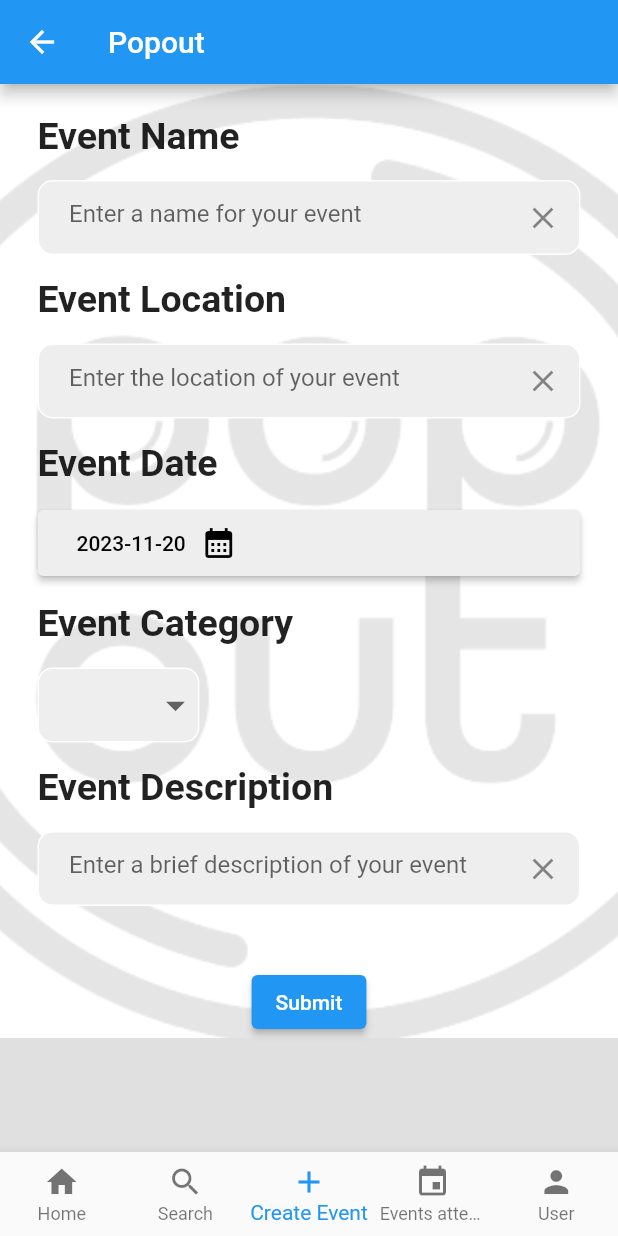
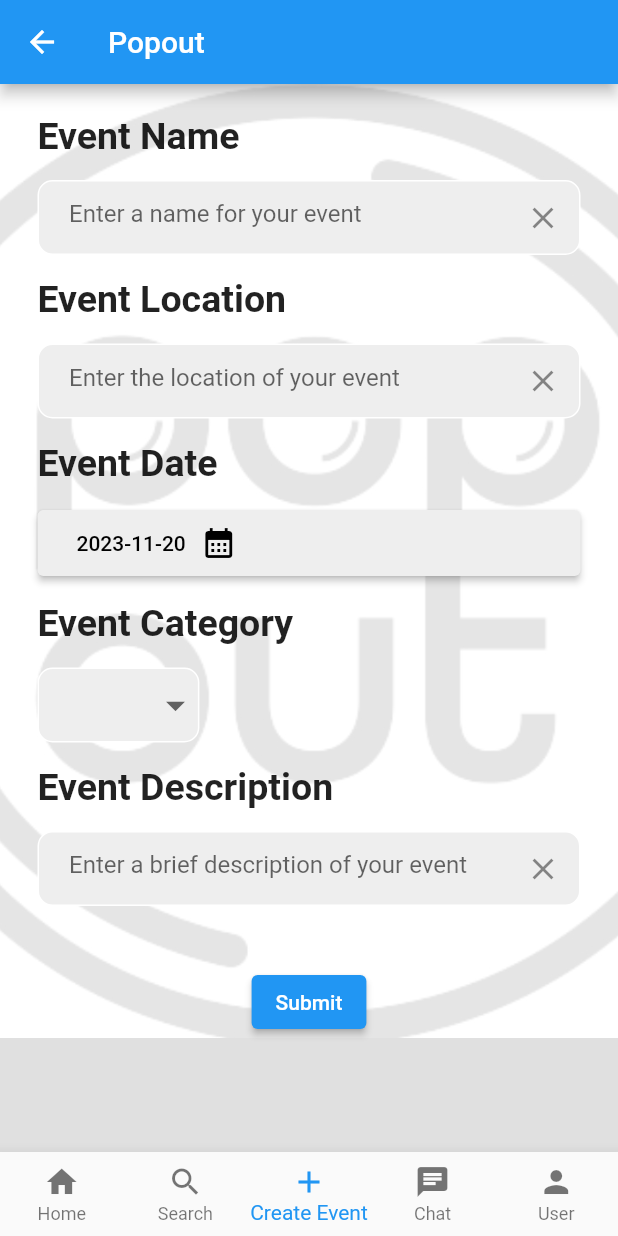
Before and after one commit to danielrr25/EventApp, a Flutter app: the HomePage screen opened directly, item 3 of the bottom bar chosen, on a phone screen of 412 x 824 dp. Run offline on Flutter 3.47's test engine with Material 2 defaults, Android fonts, the phone set to English and light mode, and no system bars; network calls fail.

Commit message:
Home Page almost final

```diff
--- a/mobile/lib/home_page.dart
+++ b/mobile/lib/home_page.dart
@@ -52,8 +52,8 @@ class _HomePageState extends State<HomePage> {
             label: 'Create Event',
           ),
           BottomNavigationBarItem(
-            icon: Icon(Icons.event),
-            label: 'Events attending',
+            icon: Icon(Icons.chat),
+            label: 'Chat',
           ),
           BottomNavigationBarItem(
             icon: Icon(Icons.person),
@@ -67,13 +67,14 @@ class _HomePageState extends State<HomePage> {
   Widget _buildPageContent() {
     switch (_selectedIndex) {
       case 0:
-        return HomeSection();
+        //return HomeSection();
+        return EventsAttending(userId: currentUser.userID);
       case 1:
         return Search();
       case 2:
         return createEvent();
       case 3:
-        return EventsAttending(userId: currentUser.userID);
+        return HomeSection();
       case 4:
         return const UserSettings();
       default:
--- a/mobile/lib/sections/user_section.dart
+++ b/mobile/lib/sections/user_section.dart
@@ -83,6 +83,8 @@ class _UserSettingsState extends State<UserSettings> {
           },
           child: const Text('Log out', style: TextStyle(fontSize: 20)),
         ),
+
+
       ]),
     );
   }
```
Also changed, not shown: mobile/pubspec.lock, 1 other file.
